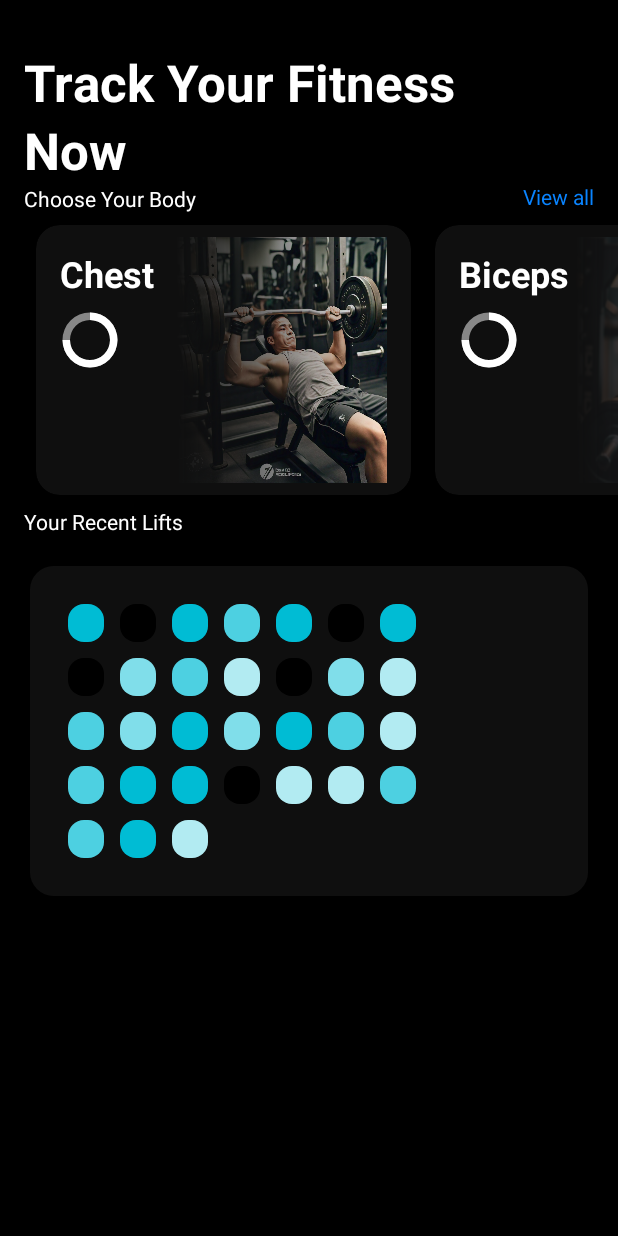
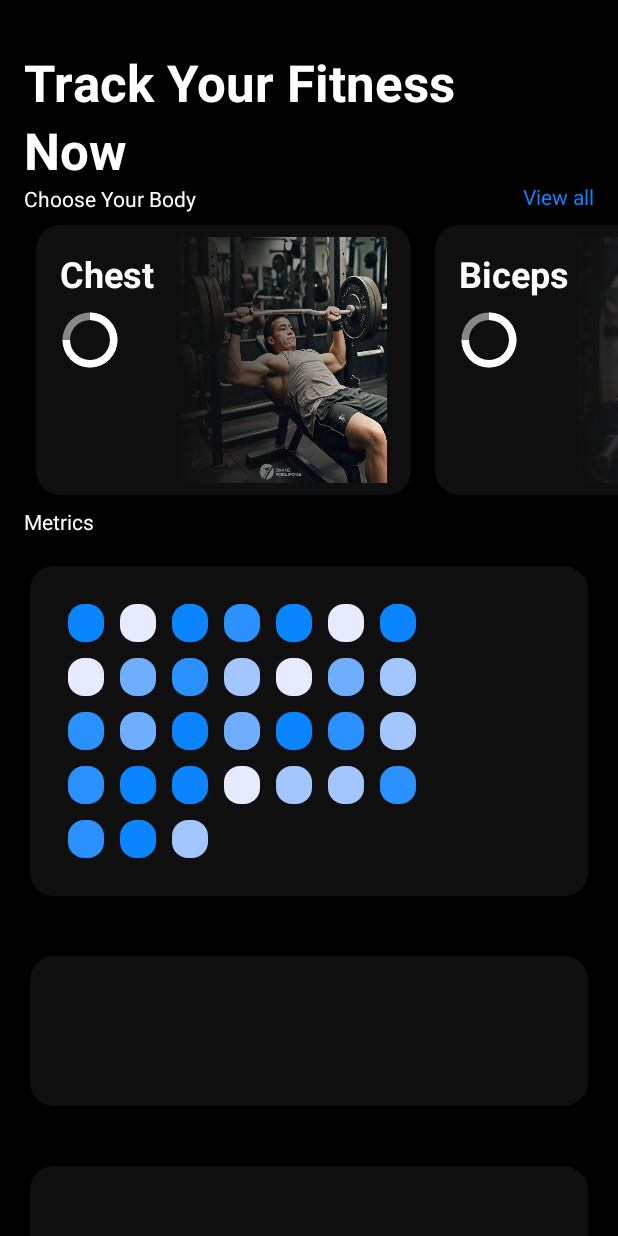
Before and after one commit to athul6560/PRTrack, an Android app: the screen it shows after launch (MainActivity), on a phone screen of 412 x 824 dp. Run offline under Robolectric (Android 15) with nearby library versions, the phone set to English and light mode, and no system bars; our stand-ins replace Room's generated code.

Commit message:
graph view

```diff
--- a/app/src/main/java/com/zeezaglobal/prtrack/Activities/MainActivity.kt
+++ b/app/src/main/java/com/zeezaglobal/prtrack/Activities/MainActivity.kt
@@ -57,7 +57,7 @@ class MainActivity : AppCompatActivity() {
         relLayoutBack.setOnClickListener(clickListener)
 
 
-        val contributionGrid = findViewById<GridLayout>(R.id.contributionGrid)
+        val contributionGrid = findViewById<GridLayout>(R.id.contributionGrid1)
 
         val (rectWidth, rectHeight, margin) = calculateRectangleSizeAndMargin()
 
--- a/app/src/main/java/com/zeezaglobal/prtrack/Views/SquareView.kt
+++ b/app/src/main/java/com/zeezaglobal/prtrack/Views/SquareView.kt
@@ -28,11 +28,11 @@ class RectangleView @JvmOverloads constructor(
 
     private fun getColorForActivity(activity: Int): Int {
         return when (activity) {
-            0 -> Color.parseColor("#000000") // Light blue (low activity)
-            1 -> Color.parseColor("#B2EBF2")
-            2 -> Color.parseColor("#80DEEA")
-            3 -> Color.parseColor("#4DD0E1")
-            4 -> Color.parseColor("#00BCD4") // Darker blue (high activity)
+            0 -> Color.parseColor("#E6EBFF") // Lightest blue (lowest activity)
+            1 -> Color.parseColor("#A3C6FF")
+            2 -> Color.parseColor("#6FAEFF")
+            3 -> Color.parseColor("#2A91FF")
+            4 -> Color.parseColor("#0A84FF")
             else -> Color.BLACK
         }
     }
--- a/app/src/main/res/layout/activity_main.xml
+++ b/app/src/main/res/layout/activity_main.xml
@@ -508,28 +508,111 @@
         android:layout_width="wrap_content"
         android:layout_height="wrap_content"
         android:layout_marginStart="16dp"
-        android:text="Your Recent Lifts"
+        android:text="Metrics"
         android:textColor="@color/white"
         app:layout_constraintStart_toStartOf="parent"
         app:layout_constraintTop_toBottomOf="@+id/horizontalScrollView" />
 
 
-
-    <RelativeLayout
+    <ScrollView
         android:layout_width="match_parent"
-        android:layout_height="wrap_content"
-       android:layout_margin="20dp"
-        android:padding="20dp"
-        android:background="@drawable/rounded_gradient"
+        android:layout_height="0dp"
+        app:layout_constraintBottom_toBottomOf="parent"
         app:layout_constraintEnd_toEndOf="parent"
         app:layout_constraintStart_toStartOf="parent"
         app:layout_constraintTop_toBottomOf="@+id/textView5">
-        <GridLayout
-            android:id="@+id/contributionGrid"
+
+        <!-- ScrollView must have one direct child -->
+        <LinearLayout
             android:layout_width="match_parent"
             android:layout_height="wrap_content"
-            android:columnCount="7"
-            android:rowCount="6"
-          android:layout_centerInParent="true"/>
-    </RelativeLayout>
+            android:orientation="vertical">
+
+            <RelativeLayout
+                android:id="@+id/relativeLayout1"
+                android:layout_width="match_parent"
+                android:layout_height="wrap_content"
+                android:layout_margin="20dp"
+                android:background="@drawable/rounded_gradient"
+                android:padding="20dp">
+
+                <GridLayout
+                    android:id="@+id/contributionGrid1"
+                    android:layout_width="match_parent"
+                    android:layout_height="wrap_content"
+                    android:layout_centerInParent="true"
+                    android:columnCount="7"
+                    android:rowCount="6" />
+            </RelativeLayout>
+
+            <RelativeLayout
+                android:id="@+id/relativeLayout2"
+                android:layout_width="match_parent"
+                android:layout_height="wrap_content"
+                android:layout_margin="20dp"
+                android:background="@drawable/rounded_gradient"
+                android:padding="20dp">
+
+                <GridLayout
+                    android:id="@+id/contributionGrid2"
+                    android:layout_width="match_parent"
+                    android:layout_height="wrap_content"
+                    android:layout_centerInParent="true"
+                    android:columnCount="7"
+                    android:rowCount="6" />
+            </RelativeLayout>
+
+            <RelativeLayout
+                android:id="@+id/relativeLayout3"
+                android:layout_width="match_parent"
+                android:layout_height="wrap_content"
+                android:layout_margin="20dp"
+                android:background="@drawable/rounded_gradient"
+                android:padding="20dp">
+
+                <GridLayout
+                    android:id="@+id/contributionGrid3"
+                    android:layout_width="match_parent"
+                    android:layout_height="wrap_content"
+                    android:layout_centerInParent="true"
+                    android:columnCount="7"
+                    android:rowCount="6" />
+            </RelativeLayout>
+
+            <RelativeLayout
+                android:id="@+id/relativeLayout4"
+                android:layout_width="match_parent"
+                android:layout_height="wrap_content"
+                android:layout_margin="20dp"
+                android:background="@drawable/rounded_gradient"
+                android:padding="20dp">
+
+                <GridLayout
+                    android:id="@+id/contributionGrid4"
+                    android:layout_width="match_parent"
+                    android:layout_height="wrap_content"
+                    android:layout_centerInParent="true"
+                    android:columnCount="7"
+                    android:rowCount="6" />
+            </RelativeLayout>
+
+            <RelativeLayout
+                android:id="@+id/relativeLayout5"
+                android:layout_width="match_parent"
+                android:layout_height="wrap_content"
+                android:layout_margin="20dp"
+                android:background="@drawable/rounded_gradient"
+                android:padding="20dp">
+
+                <GridLayout
+                    android:id="@+id/contributionGrid5"
+                    android:layout_width="match_parent"
+                    android:layout_height="wrap_content"
+                    android:layout_centerInParent="true"
+                    android:columnCount="7"
+                    android:rowCount="6" />
+            </RelativeLayout>
+        </LinearLayout>
+    </ScrollView>
+
 </androidx.constraintlayout.widget.ConstraintLayout>
```
